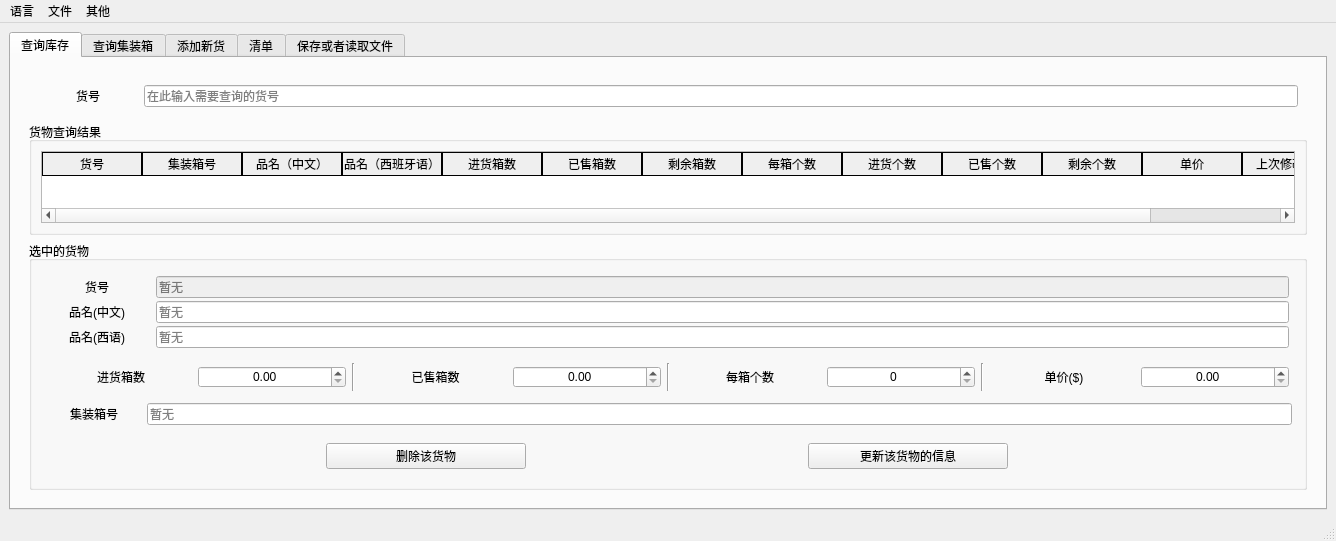
First picture: the form in CompanyStroageManagement/mainwindow.ui, repository linxinwNeo/CompanyStroageManagement, before the edit.
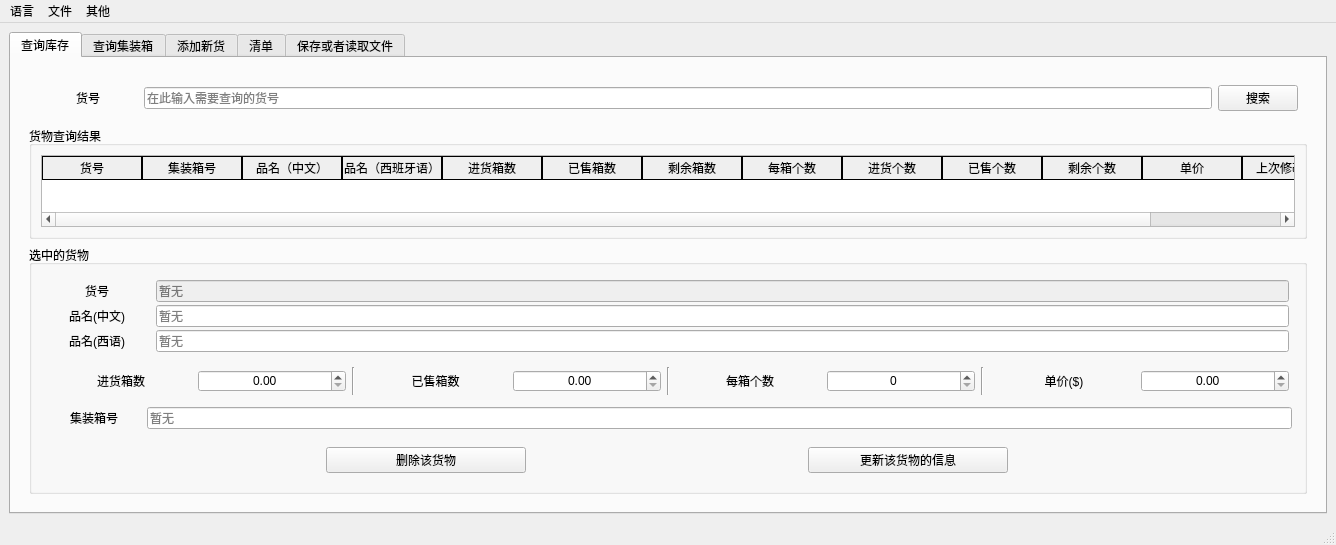
Second picture: the form after the edit. The open tabs and pages were chosen to show the change. Custom widgets are drawn as their Qt base class.

The edit to the form file:
```diff
--- a/CompanyStroageManagement/mainwindow.ui
+++ b/CompanyStroageManagement/mainwindow.ui
@@ -69,6 +69,13 @@
                 </property>
                </widget>
               </item>
+              <item>
+               <widget class="QPushButton" name="pushButton_search_model">
+                <property name="text">
+                 <string>搜索</string>
+                </property>
+               </widget>
+              </item>
              </layout>
             </widget>
            </item>
@@ -1361,16 +1368,16 @@
   </action>
  </widget>
  <customwidgets>
-  <customwidget>
-   <class>EnglishSpinBox</class>
-   <extends>QSpinBox</extends>
-   <header>CustomWidgets/EnglishSpinBox.h</header>
-  </customwidget>
   <customwidget>
    <class>EnglishDoubleSpinBox</class>
    <extends>QDoubleSpinBox</extends>
    <header>CustomWidgets/EnglishDoubleSpinBox.h</header>
   </customwidget>
+  <customwidget>
+   <class>EnglishSpinBox</class>
+   <extends>QSpinBox</extends>
+   <header>CustomWidgets/EnglishSpinBox.h</header>
+  </customwidget>
  </customwidgets>
  <resources/>
  <connections/>
```
Left out of the diff: 10 changed lines with no effect on the pictures.
